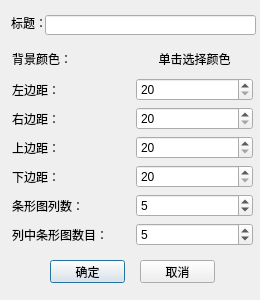
Above: DlgXBarChartProperty.ui from wc227/PSDPPRV before the change. Below: the same form after it.
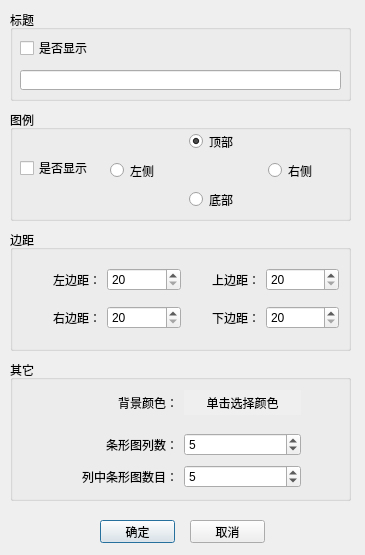
That is the form after the change.

Commit message: 20171116 给图标添加了图例，可以显示所有配置的类型和颜色。可以设置是否显示图例，可以设置图例的位置：上，下，左，右。 优化了XBarChart类的一些常用函数。

Patch:
```diff
--- a/DlgXBarChartProperty.ui
+++ b/DlgXBarChartProperty.ui
@@ -6,8 +6,8 @@
    <rect>
     <x>0</x>
     <y>0</y>
-    <width>260</width>
-    <height>300</height>
+    <width>365</width>
+    <height>555</height>
    </rect>
   </property>
   <property name="sizePolicy">
@@ -18,14 +18,14 @@
   </property>
   <property name="minimumSize">
    <size>
-    <width>260</width>
-    <height>210</height>
+    <width>365</width>
+    <height>555</height>
    </size>
   </property>
   <property name="maximumSize">
    <size>
-    <width>260</width>
-    <height>300</height>
+    <width>365</width>
+    <height>555</height>
    </size>
   </property>
   <property name="windowTitle">
@@ -37,8 +37,8 @@
   <widget class="QPushButton" name="pushButton_OK">
    <property name="geometry">
     <rect>
-     <x>50</x>
-     <y>260</y>
+     <x>100</x>
+     <y>520</y>
      <width>75</width>
      <height>23</height>
     </rect>
@@ -50,8 +50,8 @@
   <widget class="QPushButton" name="pushButton_Cancel">
    <property name="geometry">
     <rect>
-     <x>140</x>
-     <y>260</y>
+     <x>190</x>
+     <y>520</y>
      <width>75</width>
      <height>23</height>
     </rect>
@@ -60,75 +60,144 @@
     <string>取消</string>
    </property>
   </widget>
-  <widget class="QLabel" name="label_Title">
+  <widget class="QGroupBox" name="groupBox_Title">
    <property name="geometry">
     <rect>
-     <x>11</x>
-     <y>15</y>
-     <width>36</width>
-     <height>16</height>
+     <x>10</x>
+     <y>10</y>
+     <width>341</width>
+     <height>91</height>
     </rect>
    </property>
-   <property name="text">
-    <string>标题：</string>
+   <property name="title">
+    <string>标题</string>
    </property>
-  </widget>
   <widget class="QLineEdit" name="lineEdit_Title">
    <property name="geometry">
     <rect>
-     <x>45</x>
-     <y>15</y>
-     <width>211</width>
+      <x>10</x>
+      <y>60</y>
+      <width>321</width>
      <height>20</height>
     </rect>
    </property>
   </widget>
-  <widget class="QWidget" name="layoutWidget">
+   <widget class="QCheckBox" name="checkBox_TitleVisible">
    <property name="geometry">
     <rect>
-     <x>12</x>
-     <y>46</y>
-     <width>241</width>
-     <height>201</height>
+      <x>10</x>
+      <y>30</y>
+      <width>71</width>
+      <height>16</height>
+     </rect>
+    </property>
+    <property name="text">
+     <string>是否显示</string>
+    </property>
+   </widget>
+  </widget>
+  <widget class="QGroupBox" name="groupBox_Legend">
+   <property name="geometry">
+    <rect>
+     <x>10</x>
+     <y>110</y>
+     <width>341</width>
+     <height>111</height>
+    </rect>
+   </property>
+   <property name="title">
+    <string>图例</string>
+   </property>
+   <widget class="QCheckBox" name="checkBox_LegendVisible">
+    <property name="geometry">
+     <rect>
+      <x>10</x>
+      <y>50</y>
+      <width>71</width>
+      <height>16</height>
+     </rect>
+    </property>
+    <property name="text">
+     <string>是否显示</string>
+    </property>
+   </widget>
+   <widget class="QWidget" name="">
+    <property name="geometry">
+     <rect>
+      <x>100</x>
+      <y>20</y>
+      <width>231</width>
+      <height>81</height>
+     </rect>
+    </property>
+    <layout class="QGridLayout" name="gridLayout_4">
+     <item row="1" column="0">
+      <widget class="QRadioButton" name="radioButton_Left">
+       <property name="text">
+        <string>左侧</string>
+       </property>
+      </widget>
+     </item>
+     <item row="1" column="2">
+      <widget class="QRadioButton" name="radioButton_Right">
+       <property name="text">
+        <string>右侧</string>
+       </property>
+      </widget>
+     </item>
+     <item row="2" column="1">
+      <widget class="QRadioButton" name="radioButton_Bottom">
+       <property name="text">
+        <string>底部</string>
+       </property>
+      </widget>
+     </item>
+     <item row="0" column="1">
+      <widget class="QRadioButton" name="radioButton_Top">
+       <property name="text">
+        <string>顶部</string>
+       </property>
+       <property name="checked">
+        <bool>true</bool>
+       </property>
+      </widget>
+     </item>
+    </layout>
+   </widget>
+  </widget>
+  <widget class="QGroupBox" name="groupBox">
+   <property name="geometry">
+    <rect>
+     <x>10</x>
+     <y>230</y>
+     <width>341</width>
+     <height>121</height>
+    </rect>
+   </property>
+   <property name="title">
+    <string>边距</string>
+   </property>
+   <widget class="QWidget" name="">
+    <property name="geometry">
+     <rect>
+      <x>18</x>
+      <y>29</y>
+      <width>311</width>
+      <height>81</height>
     </rect>
    </property>
    <layout class="QGridLayout" name="gridLayout">
-    <item row="2" column="0">
-     <widget class="QLabel" name="label_Margin_2">
-      <property name="text">
-       <string>右边距：</string>
-      </property>
-     </widget>
-    </item>
-    <item row="3" column="0">
-     <widget class="QLabel" name="label_Margin_3">
-      <property name="text">
-       <string>上边距：</string>
-      </property>
-     </widget>
-    </item>
-    <item row="5" column="0">
-     <widget class="QLabel" name="label_MaxGroupNumInPage">
-      <property name="text">
-       <string>条形图列数：</string>
-      </property>
-     </widget>
-    </item>
-    <item row="1" column="0">
+     <item row="0" column="0">
      <widget class="QLabel" name="label_Margin">
       <property name="text">
        <string>左边距：</string>
       </property>
-     </widget>
-    </item>
-    <item row="6" column="0">
-     <widget class="QLabel" name="label_MaxBarNumOfGroupInPage">
-      <property name="text">
-       <string>列中条形图数目：</string>
+       <property name="alignment">
+        <set>Qt::AlignRight|Qt::AlignTrailing|Qt::AlignVCenter</set>
       </property>
      </widget>
     </item>
-    <item row="1" column="1">
+     <item row="0" column="1">
      <widget class="QSpinBox" name="spinBox_MarginLeft">
       <property name="toolTip">
        <string>最小20，最大100</string>
@@ -144,35 +213,116 @@
       </property>
      </widget>
     </item>
-    <item row="5" column="1">
-     <widget class="QSpinBox" name="spinBox_MaxGroupNumInPage">
+     <item row="0" column="2">
+      <widget class="QLabel" name="label_Margin_3">
+       <property name="text">
+        <string>上边距：</string>
+       </property>
+       <property name="alignment">
+        <set>Qt::AlignRight|Qt::AlignTrailing|Qt::AlignVCenter</set>
+       </property>
+      </widget>
+     </item>
+     <item row="0" column="3">
+      <widget class="QSpinBox" name="spinBox_MarginTop">
       <property name="toolTip">
        <string>也就是垂直网格数，每个网格里容纳一组条形图，以堆积形式显示条形图(最小2，最大10，默认是5)</string>
       </property>
       <property name="minimum">
-       <number>2</number>
+        <number>20</number>
       </property>
       <property name="maximum">
+        <number>100</number>
+       </property>
+       <property name="singleStep">
        <number>10</number>
       </property>
-      <property name="value">
-       <number>5</number>
-      </property>
-     </widget>
-    </item>
-    <item row="6" column="1">
-     <widget class="QSpinBox" name="spinBox_MaxBarNumOfGroupInPage">
+      </widget>
+     </item>
+     <item row="1" column="0">
+      <widget class="QLabel" name="label_Margin_2">
+       <property name="text">
+        <string>右边距：</string>
+       </property>
+       <property name="alignment">
+        <set>Qt::AlignRight|Qt::AlignTrailing|Qt::AlignVCenter</set>
+       </property>
+      </widget>
+     </item>
+     <item row="1" column="1">
+      <widget class="QSpinBox" name="spinBox_MarginRight">
       <property name="toolTip">
        <string>页面上垂直网格里显示条形图的最大值，最小2，最大10，默认是5</string>
       </property>
       <property name="minimum">
-       <number>2</number>
+        <number>20</number>
       </property>
       <property name="maximum">
+        <number>100</number>
+       </property>
+       <property name="singleStep">
        <number>10</number>
       </property>
-      <property name="value">
-       <number>5</number>
+      </widget>
+     </item>
+     <item row="1" column="2">
+      <widget class="QLabel" name="label_Margin_4">
+       <property name="text">
+        <string>下边距：</string>
+       </property>
+       <property name="alignment">
+        <set>Qt::AlignRight|Qt::AlignTrailing|Qt::AlignVCenter</set>
+       </property>
+      </widget>
+     </item>
+     <item row="1" column="3">
+      <widget class="QSpinBox" name="spinBox_MarginBottom">
+       <property name="toolTip">
+        <string>最小20，最大100</string>
+       </property>
+       <property name="minimum">
+        <number>20</number>
+       </property>
+       <property name="maximum">
+        <number>100</number>
+       </property>
+       <property name="singleStep">
+        <number>10</number>
+       </property>
+      </widget>
+     </item>
+    </layout>
+   </widget>
+  </widget>
+  <widget class="QGroupBox" name="groupBox_2">
+   <property name="geometry">
+    <rect>
+     <x>10</x>
+     <y>360</y>
+     <width>341</width>
+     <height>141</height>
+    </rect>
+   </property>
+   <property name="title">
+    <string>其它</string>
+   </property>
+   <widget class="QWidget" name="">
+    <property name="geometry">
+     <rect>
+      <x>50</x>
+      <y>30</y>
+      <width>241</width>
+      <height>25</height>
+     </rect>
+    </property>
+    <layout class="QGridLayout" name="gridLayout_3">
+     <item row="0" column="0">
+      <widget class="QLabel" name="label_BackColor">
+       <property name="text">
+        <string>背景颜色：</string>
+       </property>
+       <property name="alignment">
+        <set>Qt::AlignRight|Qt::AlignTrailing|Qt::AlignVCenter</set>
       </property>
      </widget>
     </item>
@@ -192,69 +342,72 @@
       </property>
      </widget>
     </item>
+    </layout>
+   </widget>
+   <widget class="QWidget" name="">
+    <property name="geometry">
+     <rect>
+      <x>50</x>
+      <y>70</y>
+      <width>241</width>
+      <height>61</height>
+     </rect>
+    </property>
+    <layout class="QGridLayout" name="gridLayout_2">
     <item row="0" column="0">
-     <widget class="QLabel" name="label_BackColor">
+      <widget class="QLabel" name="label_MaxGroupNumInPage">
       <property name="text">
-       <string>背景颜色：</string>
-      </property>
-     </widget>
-    </item>
-    <item row="4" column="0">
-     <widget class="QLabel" name="label_Margin_4">
-      <property name="text">
-       <string>下边距：</string>
+        <string>条形图列数：</string>
+       </property>
+       <property name="alignment">
+        <set>Qt::AlignRight|Qt::AlignTrailing|Qt::AlignVCenter</set>
       </property>
      </widget>
     </item>
-    <item row="2" column="1">
-     <widget class="QSpinBox" name="spinBox_MarginRight">
+     <item row="0" column="1">
+      <widget class="QSpinBox" name="spinBox_MaxGroupNumInPage">
       <property name="toolTip">
        <string>最小20，最大100</string>
       </property>
       <property name="minimum">
-       <number>20</number>
+        <number>2</number>
       </property>
       <property name="maximum">
-       <number>100</number>
-      </property>
-      <property name="singleStep">
        <number>10</number>
       </property>
-     </widget>
-    </item>
-    <item row="3" column="1">
-     <widget class="QSpinBox" name="spinBox_MarginTop">
-      <property name="toolTip">
-       <string>最小20，最大100</string>
-      </property>
-      <property name="minimum">
-       <number>20</number>
-      </property>
-      <property name="maximum">
-       <number>100</number>
-      </property>
-      <property name="singleStep">
-       <number>10</number>
-      </property>
-     </widget>
-    </item>
-    <item row="4" column="1">
-     <widget class="QSpinBox" name="spinBox_MarginBotton">
+       <property name="value">
+        <number>5</number>
+       </property>
+      </widget>
+     </item>
+     <item row="1" column="0">
+      <widget class="QLabel" name="label_MaxBarNumOfGroupInPage">
+       <property name="text">
+        <string>列中条形图数目：</string>
+       </property>
+       <property name="alignment">
+        <set>Qt::AlignRight|Qt::AlignTrailing|Qt::AlignVCenter</set>
+       </property>
+      </widget>
+     </item>
+     <item row="1" column="1">
+      <widget class="QSpinBox" name="spinBox_MaxBarNumOfGroupInPage">
       <property name="toolTip">
        <string>最小20，最大100</string>
       </property>
       <property name="minimum">
-       <number>20</number>
+        <number>2</number>
       </property>
       <property name="maximum">
-       <number>100</number>
-      </property>
-      <property name="singleStep">
        <number>10</number>
       </property>
+       <property name="value">
+        <number>5</number>
+       </property>
      </widget>
     </item>
    </layout>
+   </widget>
   </widget>
  </widget>
  <resources/>
```
Left out of the diff: 8 changed lines with no effect on the pictures. Lines whose indentation alone changed are shown as unchanged. The commit also changes 6 other files.
